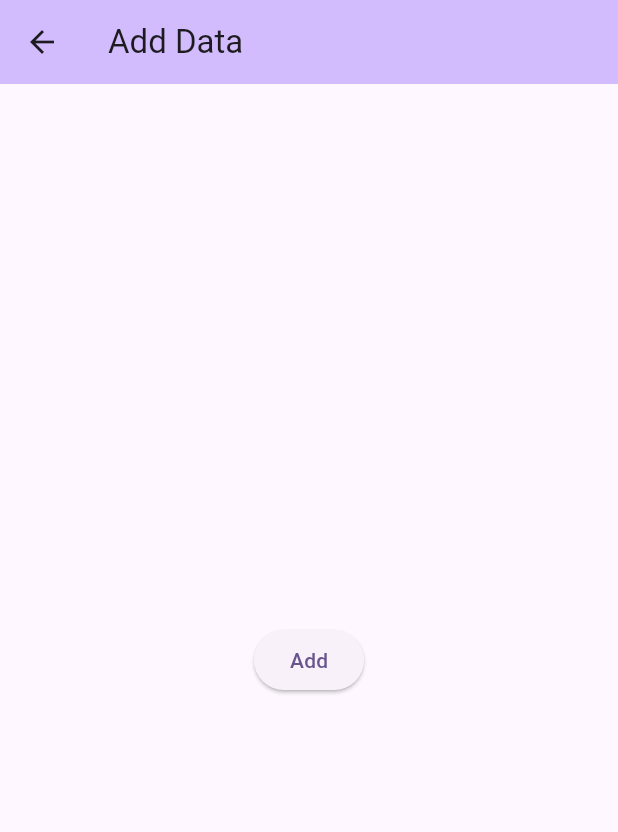
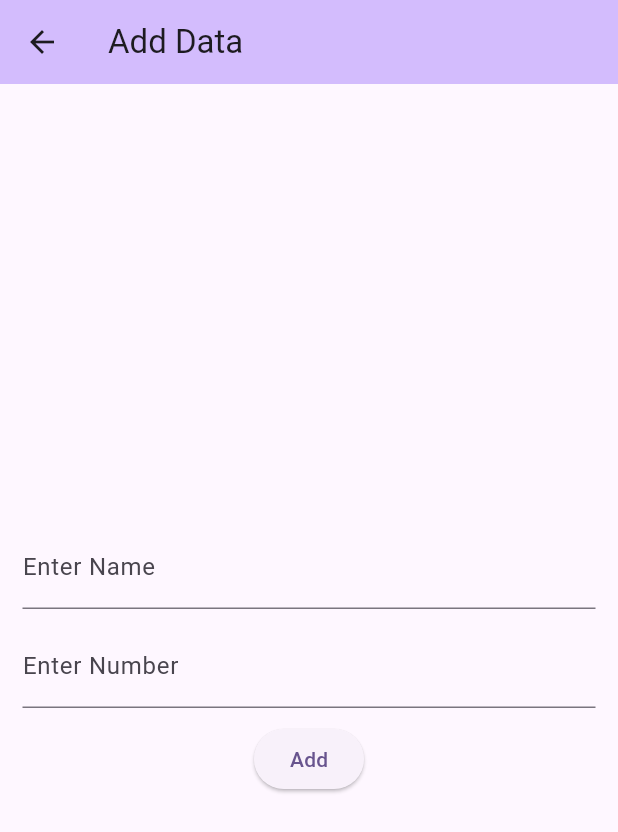
Before and after one commit to AnirudhDas01/flutter_prac_2, a Flutter app: the AddDataScreen screen opened directly, after a tap on "Add", on a phone screen of 412 x 824 dp. Shown: the top 832 px of the screen. Run offline on Flutter 3.47's test engine with Material 3 defaults, Android fonts, the phone set to English and light mode, and no system bars.

Commit message:
code update

```diff
--- a/lib/add_data_screen.dart
+++ b/lib/add_data_screen.dart
@@ -5,8 +5,13 @@ import 'package:provider/provider.dart';
 class AddDataScreen extends StatelessWidget {
   const AddDataScreen({super.key});
 
+
+
   @override
   Widget build(BuildContext context) {
+    var nameContoller = TextEditingController();
+    var numberContoller = TextEditingController();
+
     return Scaffold(
       appBar: AppBar(
         title: Text("Add Data"),
@@ -15,15 +20,37 @@ class AddDataScreen extends StatelessWidget {
       body: Consumer(
         builder: (ctx, provider, _) {
           return Center(
-            child: ElevatedButton(
-              onPressed: () {
-                context.read<ListMapProvider>().addData({
-                  "name": "Ashmit",
-                  "contact": 9861234342,
-                  "is_read": true,
-                });
-              },
-              child: Text("Add"),
+            child: Padding(
+              padding: const EdgeInsets.all(15.0),
+              child: Column(
+                spacing: 10,
+                mainAxisAlignment: MainAxisAlignment.center,
+                children: [
+                  TextField(
+                    controller: nameContoller,
+                    decoration: InputDecoration(label: Text("Enter Name")),
+                  ),
+                  TextField(
+                    controller: numberContoller,
+                    decoration: InputDecoration(label: Text("Enter Number")),
+                  ),
+                  ElevatedButton(
+                    onPressed: () async {
+                      if (nameContoller.text.isNotEmpty &&
+                          numberContoller.text.isNotEmpty) {
+                        context.read<ListMapProvider>().addData({
+                          "name": nameContoller.text.toString(),
+                          "contact": numberContoller.text,
+                          "is_read": true,
+                        });
+
+                        Navigator.pop(context);
+                      }
+                    },
+                    child: Text("Add"),
+                  ),
+                ],
+              ),
             ),
           );
         },
```
